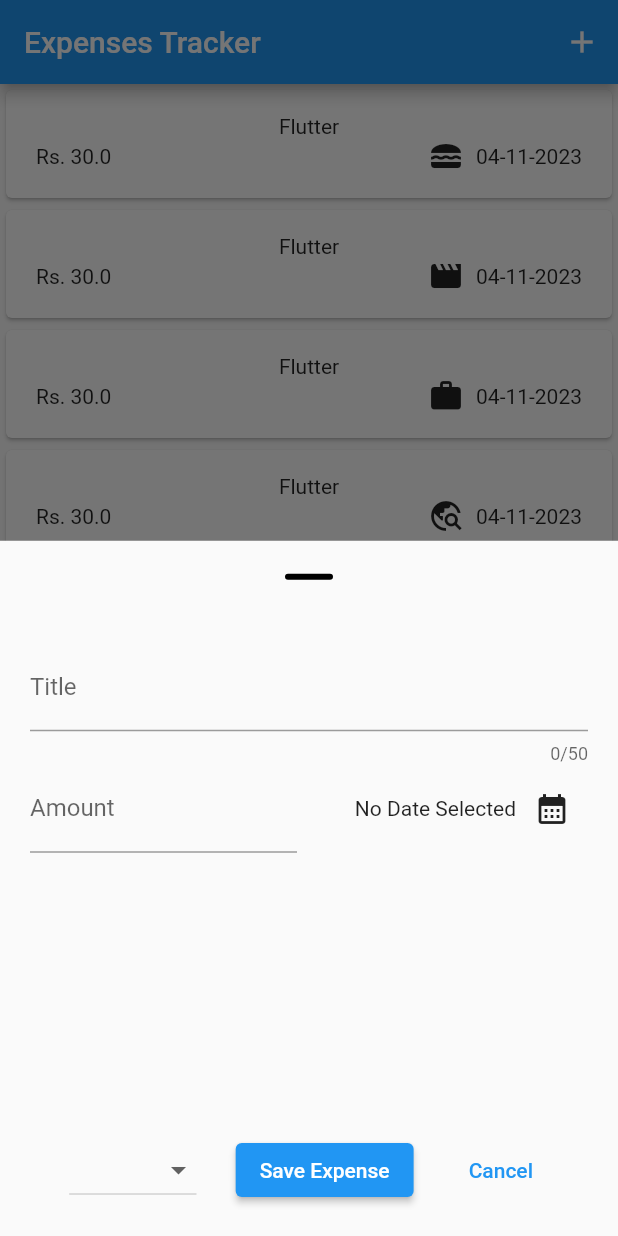
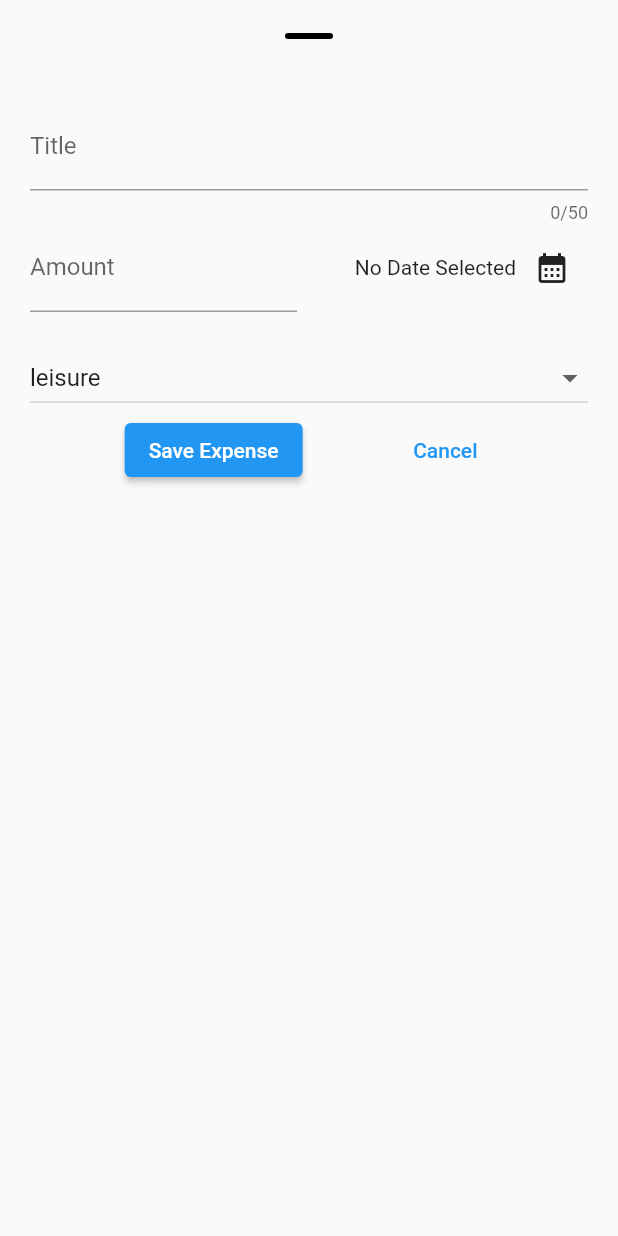
Before and after one commit to DarpanNeve/expense_tracker, a Flutter app: the screen it shows after launch, after a tap on the "add" icon, on a phone screen of 412 x 824 dp. Run offline on Flutter 3.47's test engine with Material 2 defaults, Android fonts, the light colour scheme and no system bars.

Commit message:
Added deleting function to expenses

```diff
--- a/lib/expense.dart
+++ b/lib/expense.dart
@@ -43,6 +43,11 @@ class _ExpensesState extends State<Expenses> {
       },
       );
   }
+  void _removeExpenses(Expense expense){
+    setState(() {
+      _registeredExpenses.remove(expense);
+    });
+  }
 
   @override
   Widget build(BuildContext context) {
@@ -52,6 +57,7 @@ class _ExpensesState extends State<Expenses> {
           IconButton(
               onPressed: () {
                 showModalBottomSheet(
+                  isScrollControlled: true,
                   context: context,
                   builder: (ctx) => NewExpense(onAddExpense: _addExpense),
                   showDragHandle: true,
@@ -65,7 +71,7 @@ class _ExpensesState extends State<Expenses> {
         leading: null,
       ),
       body: ExpenseList(
-        expenses: _registeredExpenses,
+        expenses: _registeredExpenses, onRemovedExpense: _removeExpenses,
       ),
     );
   }
--- a/lib/widget/expenses_list/expense_list.dart
+++ b/lib/widget/expenses_list/expense_list.dart
@@ -1,20 +1,26 @@
-
 import 'package:flutter/material.dart';
 import 'package:intl/intl.dart';
 
 import '../../model/expense.dart';
 
 class ExpenseList extends StatelessWidget {
-  const ExpenseList({super.key, required this.expenses});
+  const ExpenseList(
+      {super.key, required this.expenses, required this.onRemovedExpense});
 
   final List<Expense> expenses;
+  final void Function(Expense expense) onRemovedExpense;
 
   @override
   Widget build(BuildContext context) {
     return ListView.builder(
-        itemCount: expenses.length,
-        itemBuilder: (BuildContext context, int index) {
-          return Card(
+      itemCount: expenses.length,
+      itemBuilder: (BuildContext context, int index) {
+        return Dismissible(
+          key: ValueKey(expenses[index]),
+          onDismissed: (direction) {
+            onRemovedExpense(expenses[index]);
+          },
+          child: Card(
             child: Padding(
               padding: const EdgeInsets.symmetric(horizontal: 20, vertical: 16),
               child: Column(
@@ -28,17 +34,18 @@ class ExpenseList extends StatelessWidget {
                         children: [
                           Icon(categoryIcons[expenses[index].category]),
                           const SizedBox(width: 8),
-                          Text(DateFormat('dd-MM-yyyy').format(expenses[index].date)),
+                          Text(DateFormat('dd-MM-yyyy')
+                              .format(expenses[index].date)),
                         ],
                       )
-
-
                     ],
                   )
                 ],
               ),
             ),
-          );
-        });
+          ),
+        );
+      },
+    );
   }
 }
--- a/lib/widget/new_expense.dart
+++ b/lib/widget/new_expense.dart
@@ -5,15 +5,16 @@ class NewExpense extends StatefulWidget {
   const NewExpense({super.key, required this.onAddExpense});
 
   final void Function(Expense expense) onAddExpense;
+
   @override
-  State<NewExpense> createState()=>_NewExpenseState();
+  State<NewExpense> createState() => _NewExpenseState();
 }
 
 class _NewExpenseState extends State<NewExpense> {
   final _titleController = TextEditingController();
   final _amountController = TextEditingController();
   DateTime? _selectedDate;
-  Category _selectedCategory= Category.leisure;
+  Category _selectedCategory = Category.leisure;
 
   void _presentDatePicker() async {
     final now = DateTime.now();
@@ -24,7 +25,7 @@ class _NewExpenseState extends State<NewExpense> {
         firstDate: firstDate,
         lastDate: now);
     setState(() {
-      _selectedDate = pickDate  ;
+      _selectedDate = pickDate;
     });
   }
 
@@ -38,7 +39,8 @@ class _NewExpenseState extends State<NewExpense> {
 
   @override
   Widget build(BuildContext context) {
-    return Padding(
+    return SafeArea(
+      child: Padding(
         padding: const EdgeInsets.all(20),
         child: Column(
           children: [
@@ -56,7 +58,7 @@ class _NewExpenseState extends State<NewExpense> {
                     controller: _amountController,
                     keyboardType: TextInputType.number,
                     decoration: const InputDecoration(
-                    prefixText: "\$",
+                      prefixText: "Rs.",
                       label: Text("Amount"),
                     ),
                   ),
@@ -81,26 +83,37 @@ class _NewExpenseState extends State<NewExpense> {
                 )
               ],
             ),
-          const Spacer(),
+            const SizedBox(
+              height: 20,
+            ),
+            SizedBox(
+              width: double.infinity,
+              child: DropdownButton(
+                isExpanded: true,
+                items: Category.values
+                    .map((e) => DropdownMenuItem(
+                    value: e,
+                    child: Text(
+                      e.name,
+                    )))
+                    .toList(),
+                value: _selectedCategory,
+                onChanged: (e) {
+                  if (e == null) {
+                    return;
+                  }
+                  setState(() {
+                    _selectedCategory = e;
+                  });
+                },
+              ),
+            ),
             Row(
               mainAxisAlignment: MainAxisAlignment.spaceEvenly,
               children: [
-              DropdownButton(items: Category.values.map((e) =>
-                  DropdownMenuItem(value: e, child: Text(e.name.toUpperCase(),),),)
-                  .toList(),
-                onChanged: (e) {
-                  print(e);
-                  if(e==null){
-                    return ;
-                  }
-                  setState(() {
-                    _selectedCategory=e;
-                  });
-                },),
                 ElevatedButton(
                   onPressed: () {
                     _submitExpenseData();
-                  Navigator.pop(context);
                   },
                   child: const Text("Save Expense"),
                 ),
@@ -114,6 +127,7 @@ class _NewExpenseState extends State<NewExpense> {
             )
           ],
         ),
+      ),
     );
   }
 
@@ -121,29 +135,32 @@ class _NewExpenseState extends State<NewExpense> {
     //convert to number or return null
     final enteredAmount = double.tryParse(_amountController.text);
     final amountIsInvalid = enteredAmount == null || enteredAmount <= 0;
-    if (_titleController.text
-        .trim()
-        .isEmpty ||
+    if (_titleController.text.trim().isEmpty ||
         amountIsInvalid ||
         _selectedDate == null) {
       showDialog(
         context: context,
-        builder: (ctx) =>
-            AlertDialog(
+        builder: (ctx) => AlertDialog(
           title: const Text("Invalid Input"),
           content: const Text("Please make sure to select a Valid value"),
           actions: [
-                TextButton(onPressed: () {
+            TextButton(
+                onPressed: () {
                   Navigator.pop(ctx);
-                }, child: const Text("okay"))
+                },
+                child: const Text("okay"))
           ],
         ),
       );
       return;
     }
-    widget.onAddExpense(Expense(category: _selectedCategory,
+    widget.onAddExpense(
+      Expense(
+          category: _selectedCategory,
           title: _titleController.text,
           amount: enteredAmount,
-        date: _selectedDate!),);
+          date: _selectedDate!),
+    );
+    Navigator.pop(context);
   }
 }
```
Lines whose indentation alone changed are shown as unchanged.
